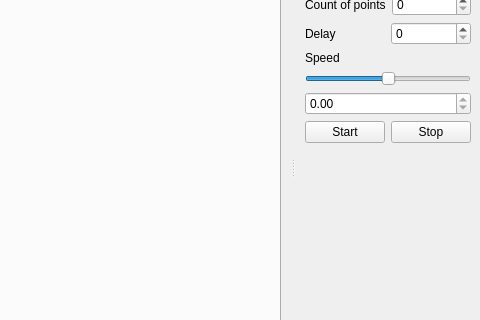
The window that mainwindow.ui (artthirt/simple_pid) describes before a commit, drawn with Qt 5; both pictures show x 562 to 1042 and y 189 to 509 of the 1042 by 733 pixel window.
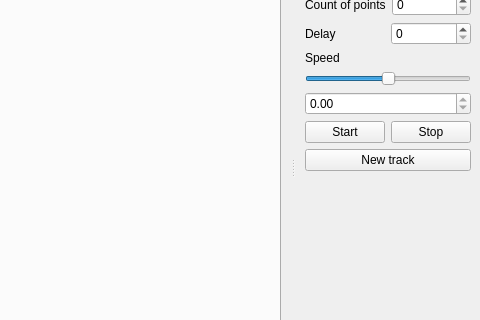
The same window after the commit. Custom widgets are drawn as their Qt base class.

What changed in the file:
```diff
--- a/mainwindow.ui
+++ b/mainwindow.ui
@@ -287,6 +287,13 @@
        </item>
       </layout>
      </item>
+     <item>
+      <widget class="QPushButton" name="pb_track">
+       <property name="text">
+        <string>New track</string>
+       </property>
+      </widget>
+     </item>
      <item>
       <widget class="QLabel" name="lb_out">
        <property name="text">
```
Left out of the diff: 2 changed lines with no effect on the pictures.
